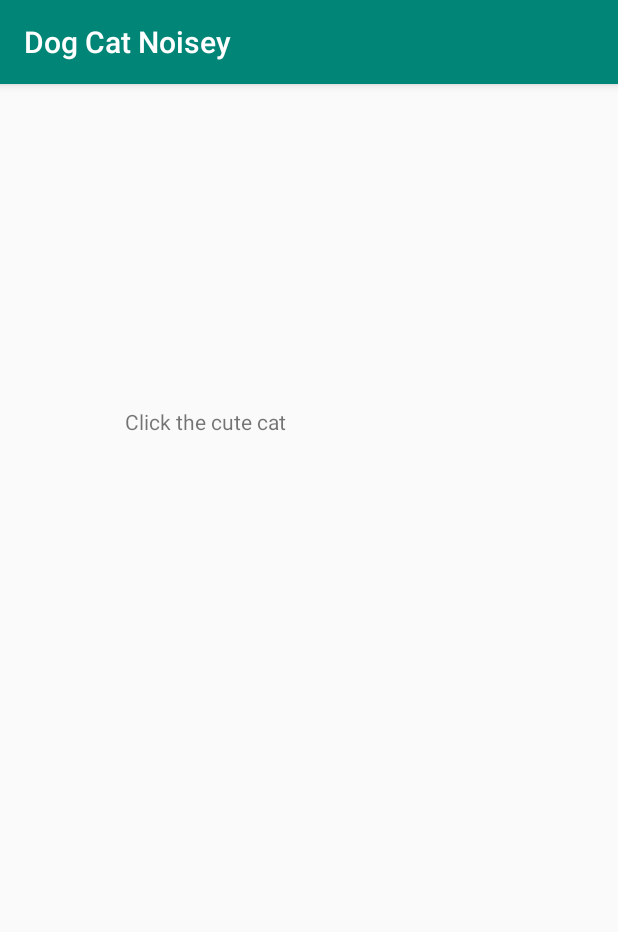
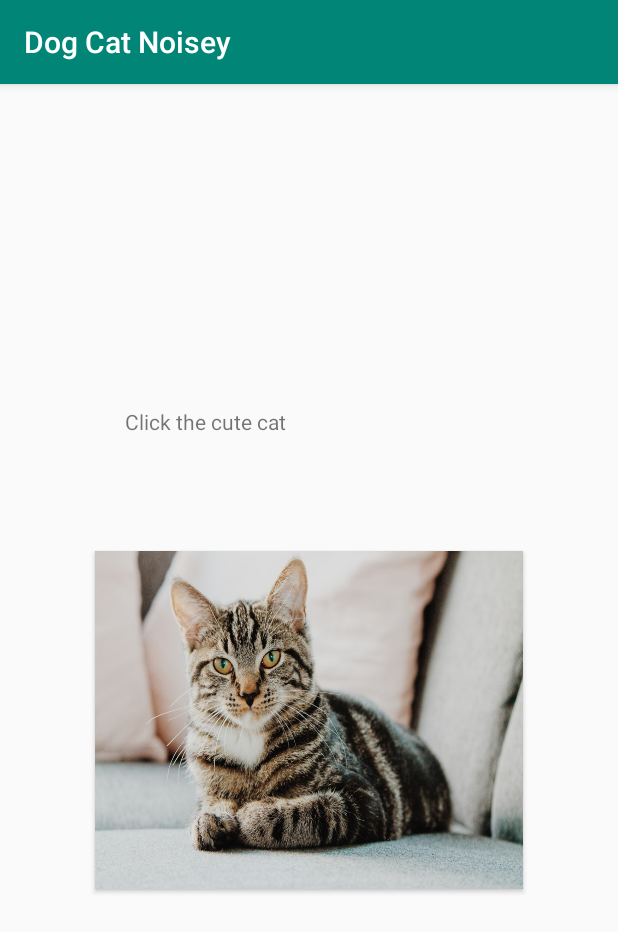
Before and after one commit to NitroMike/DogCatNoise, an Android app: the CatQuietPage screen opened directly, with no data from a screen before it, on a phone screen of 412 x 824 dp. Shown: the top 932 px of the screen. Run offline under Robolectric (Android 15) with nearby library versions, the phone set to English and light mode, and no system bars.

Commit message:
can now switch pages after pressing button

```diff
--- a/app/src/main/res/layout/activity_cat_quiet_page.xml
+++ b/app/src/main/res/layout/activity_cat_quiet_page.xml
@@ -19,4 +19,17 @@
         tools:fontFamily="sans-serif-medium"
         tools:textSize="30sp" />
 
+    <Button
+        android:id="@+id/cat_button"
+        android:layout_width="285dp"
+        android:layout_height="225dp"
+        android:layout_marginTop="305dp"
+        android:layout_marginBottom="226dp"
+        android:background="@drawable/cat"
+        app:layout_constraintBottom_toBottomOf="parent"
+        app:layout_constraintEnd_toEndOf="parent"
+        app:layout_constraintHorizontal_bias="0.5"
+        app:layout_constraintStart_toStartOf="parent"
+        app:layout_constraintTop_toTopOf="parent" />
+
 </android.support.constraint.ConstraintLayout>
```
Also changed, not shown: app/src/main/java/com/ginjaninja/dogcatnoisey/CatQuietPage.java (+19 -0 lines).
